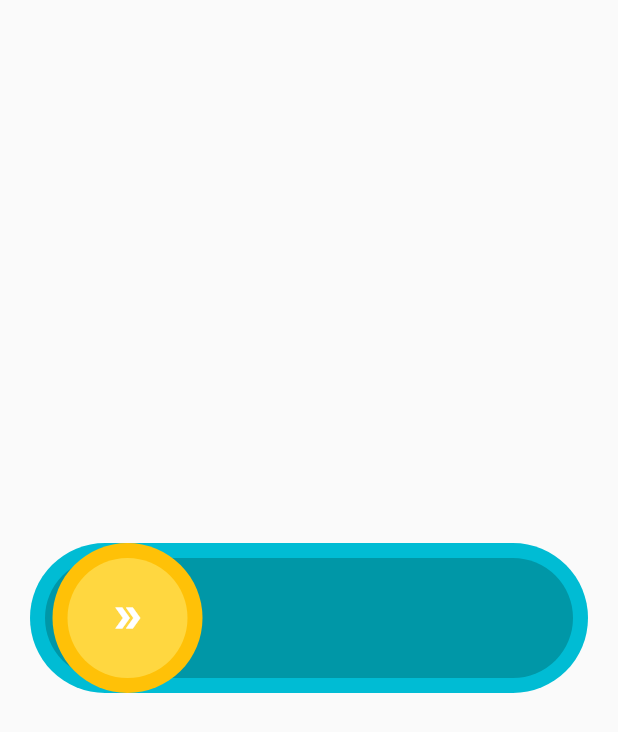
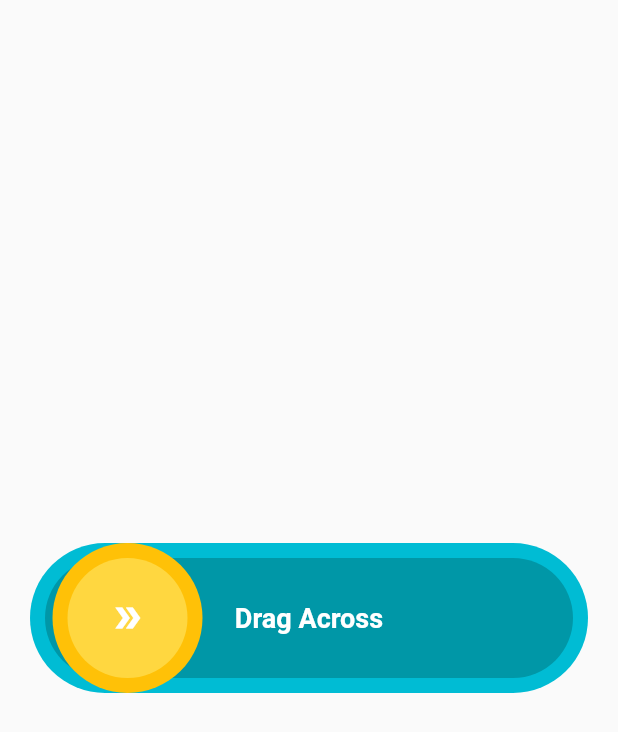
Before and after one commit to BarkaBoss/My-Widgets, a Flutter app: the screen it shows after launch, on a phone screen of 412 x 824 dp. Shown: the top 732 px of the screen. Run offline on Flutter 3.47's test engine with Material 2 defaults, Android fonts, the phone set to English and light mode, and no system bars.

Commit message:
Added Text description

```diff
--- a/lib/screens/drag_target.dart
+++ b/lib/screens/drag_target.dart
@@ -34,6 +34,7 @@ class _DragToTargetState extends State<DragToTarget> {
                   color: Colors.cyan.shade700,
                   borderRadius: BorderRadius.circular(50)),
             ),
+            Text("Drag Across", style: TextStyle(color: Colors.white,fontWeight: FontWeight.bold, fontSize: 18),),
             _dragIcon()
           ],
         )),
```
